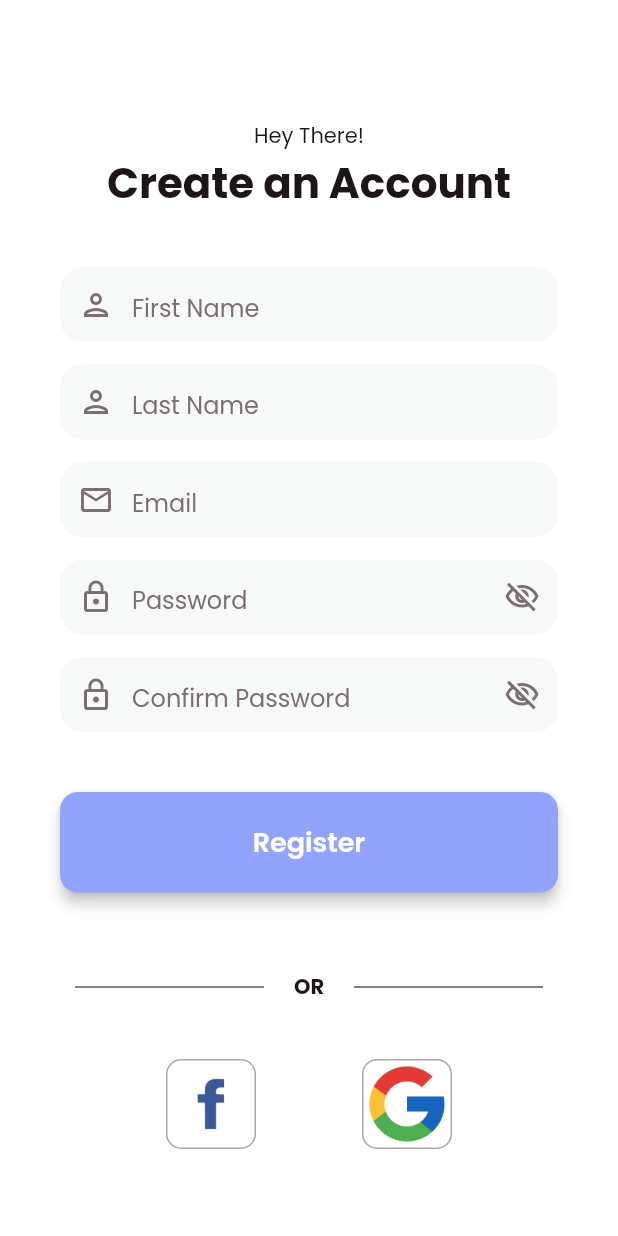
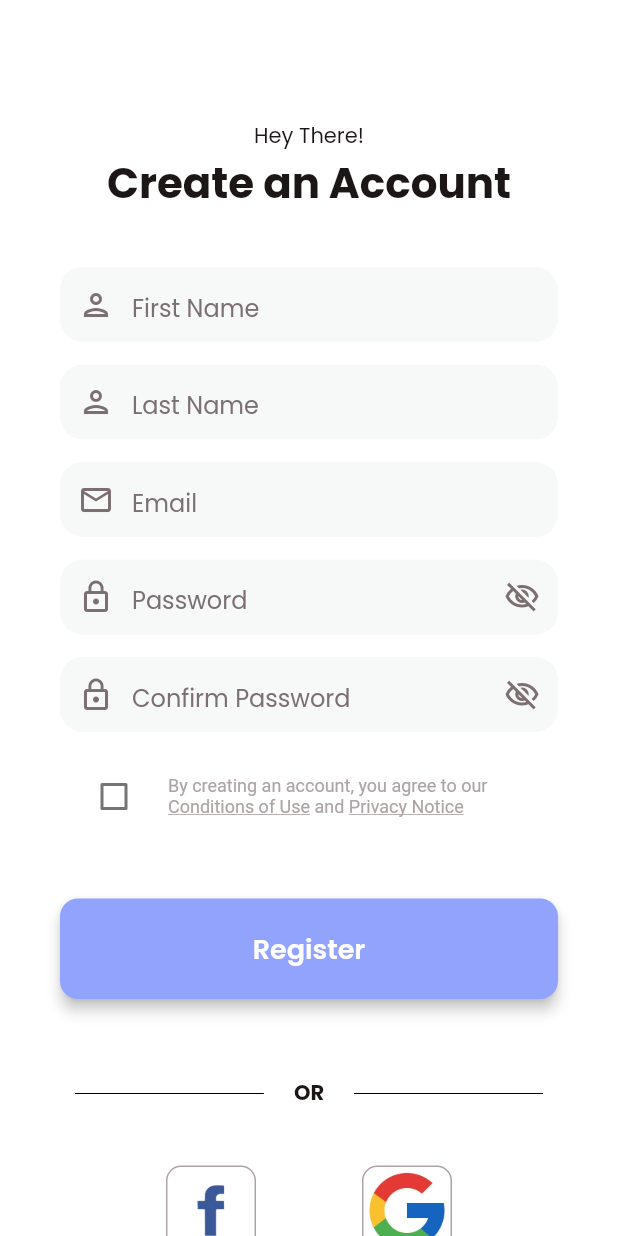
Before and after one commit to AdamAmirah/Dermora, a Flutter app: the screen it shows after launch, after a tap on an icon or button, on a phone screen of 412 x 824 dp. Run offline on Flutter 3.47's test engine with Material 2 defaults, Android fonts, the phone set to English and light mode, and no system bars; our stand-ins replace google_fonts.

Commit message:
updated screens

```diff
--- a/frontenddermora/lib/Screens/login.dart
+++ b/frontenddermora/lib/Screens/login.dart
@@ -115,7 +115,7 @@ class _LoginScreenState extends State<LoginScreen> {
               activeColor: const Color(0xff7B6F72),
               side: MaterialStateBorderSide.resolveWith(
                 (states) =>
-                    BorderSide(width: 1.5, color: const Color(0xff7B6F72)),
+                    BorderSide(width: 1, color: const Color(0xff7B6F72)),
               ),
               onChanged: (value) {
                 setState(() {
--- a/frontenddermora/lib/Screens/register.dart
+++ b/frontenddermora/lib/Screens/register.dart
@@ -12,6 +12,7 @@ class RegisterScreen extends StatefulWidget {
 
 class _RegisterScreenState extends State<RegisterScreen> {
   bool passwordVisible = false;
+  bool checkedValue = false;
   void togglePassword() {
     setState(() {
       passwordVisible = !passwordVisible;
@@ -179,6 +180,75 @@ class _RegisterScreenState extends State<RegisterScreen> {
           ),
         ),
       ],
+    );
+  }
+
+  Widget _buildCondtionPrivacyCheckbox() {
+    return Container(
+      width: double.infinity,
+      child: CheckboxListTile(
+        title: RichText(
+          textAlign: TextAlign.left,
+          text: TextSpan(
+            children: [
+              TextSpan(
+                text: "By creating an account, you agree to our ",
+                style: TextStyle(
+                  color: const Color(0xffADA4A5),
+                  fontSize: 12,
+                ),
+              ),
+              WidgetSpan(
+                child: InkWell(
+                  onTap: () {
+                    // ignore: avoid_print
+                    print('Conditions of Use');
+                  },
+                  child: Text(
+                    "Conditions of Use",
+                    style: TextStyle(
+                      color: const Color(0xffADA4A5),
+                      decoration: TextDecoration.underline,
+                      fontSize: 12,
+                    ),
+                  ),
+                ),
+              ),
+              TextSpan(
+                text: " and ",
+                style: TextStyle(
+                  color: const Color(0xffADA4A5),
+                  fontSize: 12,
+                ),
+              ),
+              WidgetSpan(
+                child: InkWell(
+                  onTap: () {
+                    // ignore: avoid_print
+                    print('Privacy Notice');
+                  },
+                  child: Text(
+                    "Privacy Notice",
+                    style: TextStyle(
+                      color: const Color(0xffADA4A5),
+                      decoration: TextDecoration.underline,
+                      fontSize: 12,
+                    ),
+                  ),
+                ),
+              ),
+            ],
+          ),
+        ),
+        activeColor: const Color(0xff7B6F72),
+        value: checkedValue,
+        onChanged: (newValue) {
+          setState(() {
+            checkedValue = newValue!;
+          });
+        },
+        controlAffinity: ListTileControlAffinity.leading,
+      ),
     );
   }
 
@@ -381,6 +451,10 @@ class _RegisterScreenState extends State<RegisterScreen> {
                       SizedBox(
                         height: 15.0,
                       ),
+                      _buildCondtionPrivacyCheckbox(),
+                      SizedBox(
+                        height: 15.0,
+                      ),
                       _buildRegisterBtn(),
                       SizedBox(
                         height: 20.0,
```
